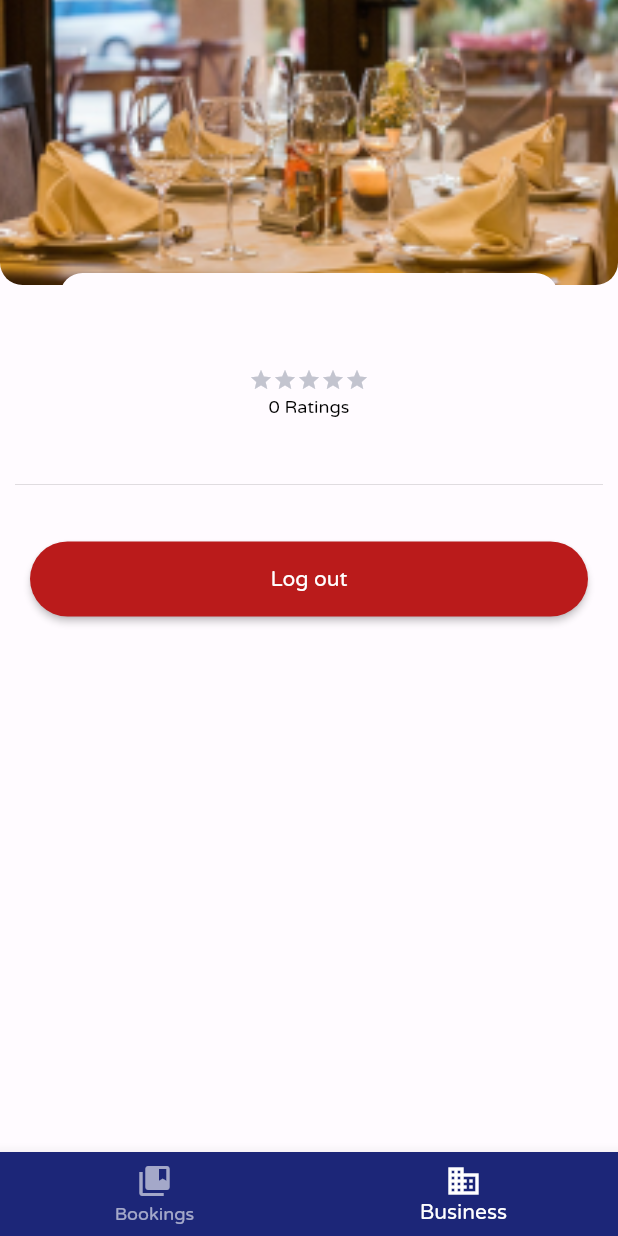
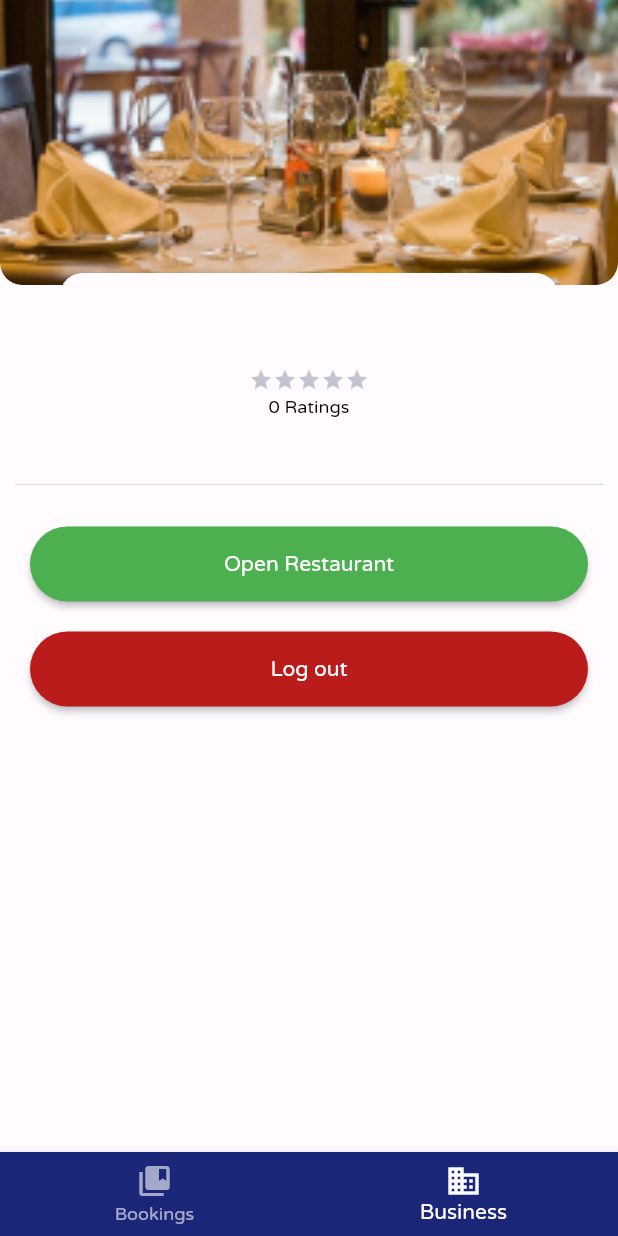
Before and after one commit to sebastianiszek/out_app, a Flutter app: the screen it shows once a user with an empty profile is signed in, item 2 of the bottom bar chosen, on a phone screen of 412 x 824 dp. Run offline on Flutter 3.47's test engine with Material 2 defaults, Android fonts, the phone set to English and light mode, and no system bars; our stand-ins replace cloud_firestore, firebase_auth, firebase_core; missing offline and left inert: password_strength; accounts and stored records are empty.

Commit message:
Open Close restaurant button

```diff
--- a/lib/business_side/business_body/business_body.dart
+++ b/lib/business_side/business_body/business_body.dart
@@ -1,6 +1,7 @@
 import 'package:firebase_auth/firebase_auth.dart';
 import 'package:flutter/cupertino.dart';
 import 'package:flutter/material.dart';
+import 'package:out_app/business_side/business_body/components/business_closeopen.dart';
 import 'package:out_app/business_side/business_body/components/business_top_section.dart';
 import 'package:out_app/shared/shared_components/button.dart';
 import 'package:out_app/user_side/home_body/components/divider.dart';
@@ -18,51 +19,10 @@ class BusinessBody extends StatelessWidget {
       children: [
         BusTopSection(restaurantID: restaurantID),
         const DividerPadding(),
-        // Padding(
-        //   padding: const EdgeInsets.only(top: 10, left: 20, right: 20),
-        //   child: ElevatedButton(
-        //     onPressed: () async {
-        //       onPressed: () async {
-        //     showCupertinoDialog(
-        //       context: context,
-        //       barrierDismissible: true,
-        //       builder: (context) {
-        //         return AlertDialog(
-        //             title: const Center(
-        //                 child: Text(
-        //               'Close Restaurant',
-        //             )),
-        //             content: const Text(
-        //               'Are you sure you want to close?',
-        //             ),
-        //             actions: [
-        //               TextButton(
-        //                   onPressed: () {
-        //                     Navigator.pop(context);
-        //                   },
-        //                   child: const Text('Cancel')),
-        //               TextButton(
-        //                   onPressed: () async {
-        //                     await FirebaseAuth.instance.signOut();
-        //                     Navigator.pop(context);
-        //                   },
-        //                   child: Text(
-        //                     'Close',
-        //                     style: TextStyle(
-        //                         color: (Theme.of(context).colorScheme.error)),
-        //                   ))
-        //             ],
-        //             shape: const RoundedRectangleBorder(
-        //                 borderRadius: BorderRadius.all(Radius.circular(15))));
-        //       },
-        //     );
-        //   },
-        //     },
-        //     child: const Text('Close Restaurant'),
-        //     style: getOutButtonStyle(Colors.amber.shade700).merge(ButtonStyle(
-        //         minimumSize: MaterialStateProperty.all(const Size(180, 50)))),
-        //   ),
-        // ),
+        Padding(
+          padding: const EdgeInsets.only(top: 10, left: 20, right: 20),
+          child: BusinessCloseOpen(restaurantID: restaurantID),
+        ),
         Padding(
           padding: const EdgeInsets.only(top: 20, left: 20, right: 20),
           child: ElevatedButton(
--- /dev/null
+++ b/lib/business_side/business_body/components/business_closeopen.dart
@@ -0,0 +1,137 @@
+import 'package:cloud_firestore/cloud_firestore.dart';
+import 'package:flutter/cupertino.dart';
+import 'package:flutter/material.dart';
+import 'package:out_app/shared/shared_components/button.dart';
+import 'package:out_app/shared/shared_components/out_snackbar.dart';
+
+class BusinessCloseOpen extends StatefulWidget {
+  const BusinessCloseOpen({Key? key, required this.restaurantID})
+      : super(key: key);
+  final String restaurantID;
+
+  @override
+  State<BusinessCloseOpen> createState() => _BusinessCloseOpenState();
+}
+
+class _BusinessCloseOpenState extends State<BusinessCloseOpen> {
+  late Stream documentStream;
+
+  @override
+  void initState() {
+    documentStream = FirebaseFirestore.instance
+        .collection('Restaurants')
+        .doc(widget.restaurantID)
+        .snapshots();
+    super.initState();
+  }
+
+  @override
+  Widget build(BuildContext context) {
+    return StreamBuilder(
+        stream: documentStream,
+        initialData: const {'opened': false},
+        builder: (BuildContext context, AsyncSnapshot snapshot) {
+          if (snapshot.hasError) {
+            return const Text('Something went wrong...');
+          }
+
+          if (snapshot.connectionState == ConnectionState.waiting) {
+            return const Text("Loading...");
+          }
+
+          if (snapshot.data['opened'] == true) {
+            return ElevatedButton(
+              onPressed: () async {
+                showCupertinoDialog(
+                  context: context,
+                  barrierDismissible: true,
+                  builder: (context) {
+                    return AlertDialog(
+                        title: const Center(
+                            child: Text(
+                          'Close Restaurant',
+                        )),
+                        content: const Text(
+                          'Are you sure you want to close the restaurant?',
+                        ),
+                        actions: [
+                          TextButton(
+                              onPressed: () {
+                                Navigator.pop(context);
+                              },
+                              child: const Text('Cancel')),
+                          TextButton(
+                              onPressed: () async {
+                                outSnackbar('Restaurant Closed', context);
+                                FirebaseFirestore.instance
+                                    .collection('Restaurants')
+                                    .doc(widget.restaurantID)
+                                    .update({'opened': false});
+                                Navigator.pop(context);
+                              },
+                              child: Text(
+                                'Close',
+                                style: TextStyle(
+                                    color:
+                                        (Theme.of(context).colorScheme.error)),
+                              ))
+                        ],
+                        shape: const RoundedRectangleBorder(
+                            borderRadius:
+                                BorderRadius.all(Radius.circular(15))));
+                  },
+                );
+              },
+              child: const Text('Close Restaurant'),
+              style: getOutButtonStyle(Colors.amber.shade700).merge(ButtonStyle(
+                  minimumSize: MaterialStateProperty.all(const Size(180, 50)))),
+            );
+          } else {
+            return ElevatedButton(
+              onPressed: () async {
+                showCupertinoDialog(
+                  context: context,
+                  barrierDismissible: true,
+                  builder: (context) {
+                    return AlertDialog(
+                        title: const Center(
+                            child: Text(
+                          'Open Restaurant',
+                        )),
+                        content: const Text(
+                          'Are you sure you want to open the restaurant?',
+                        ),
+                        actions: [
+                          TextButton(
+                              onPressed: () {
+                                Navigator.pop(context);
+                              },
+                              child: const Text('Cancel')),
+                          TextButton(
+                              onPressed: () async {
+                                outSnackbar('Restaurant Opened', context);
+                                FirebaseFirestore.instance
+                                    .collection('Restaurants')
+                                    .doc(widget.restaurantID)
+                                    .update({'opened': true});
+                                Navigator.pop(context);
+                              },
+                              child: const Text(
+                                'Open',
+                                style: TextStyle(color: (Colors.green)),
+                              ))
+                        ],
+                        shape: const RoundedRectangleBorder(
+                            borderRadius:
+                                BorderRadius.all(Radius.circular(15))));
+                  },
+                );
+              },
+              child: const Text('Open Restaurant'),
+              style: getOutButtonStyle(Colors.green).merge(ButtonStyle(
+                  minimumSize: MaterialStateProperty.all(const Size(180, 50)))),
+            );
+          }
+        });
+  }
+}
```
